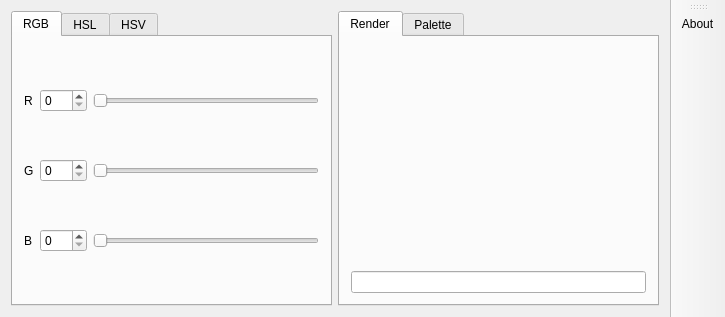
Huluti/Coulr, file mainwindow.ui: the form before one commit.
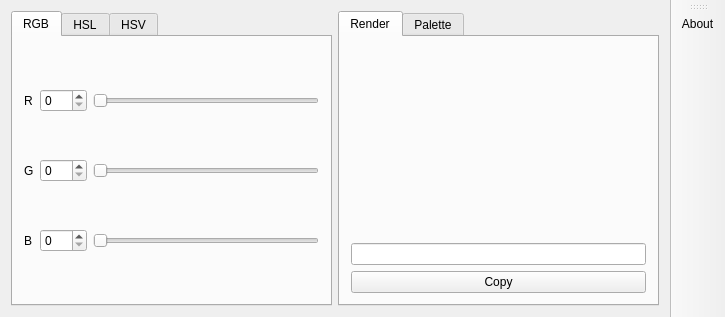
The form after the commit. Icons and pictures are not drawn.

Commit message: Coulr 0.6 is here ! Add a "copy color" button and save last color used

Diff of the .ui file:
```diff
--- a/mainwindow.ui
+++ b/mainwindow.ui
@@ -49,6 +49,13 @@
           </property>
          </widget>
         </item>
+        <item>
+         <widget class="QPushButton" name="copyColor">
+          <property name="text">
+           <string>Copy</string>
+          </property>
+         </widget>
+        </item>
        </layout>
       </widget>
       <widget class="QWidget" name="tabWidgetPage2">
```
The commit also changes 6 other files.
